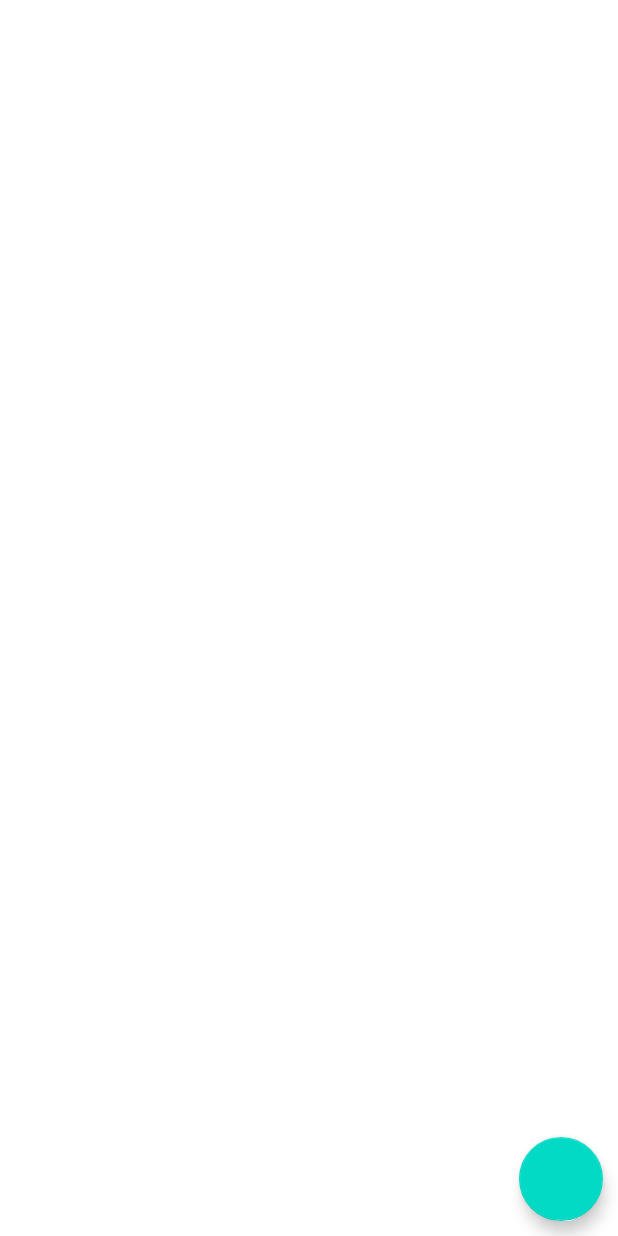
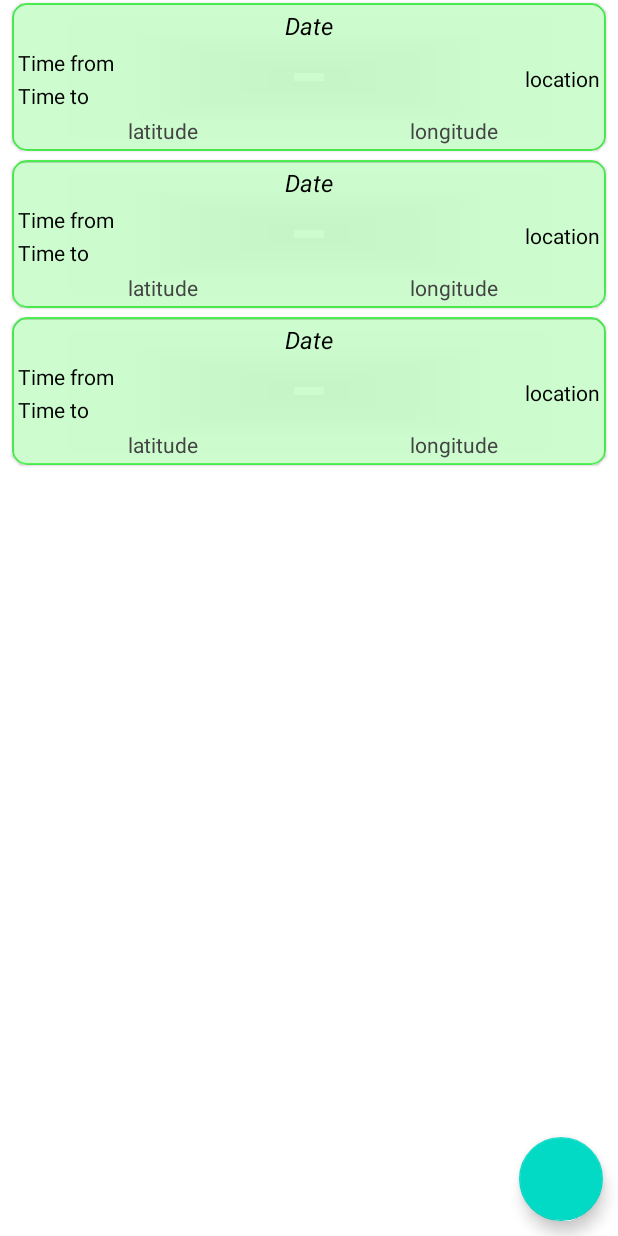
Before and after one commit to fares-atiaw/Track-my-Track, an Android app: the layout fragment_recorded_locations.xml on its own in the app's theme, with its tools: preview values and no code run, on a phone screen of 412 x 824 dp. Run offline under Robolectric (Android 15) with nearby library versions, the phone set to English and light mode, and no system bars.

Commit message:
#Done #Processing #Next #Then
#Done:
- item_location.xml + databinding

#Processing:
- (second half) RecordedLocationsFragment's background code
- function => getting the required attributes to make the geofence
- create a geofence service

#Next:
- BindingAdapter for item_location.xml
- Internet permission
- map key
- json file
- map class
- connect markers

#Then
- TODOs

```diff
--- a/app/src/main/res/layout/fragment_recorded_locations.xml
+++ b/app/src/main/res/layout/fragment_recorded_locations.xml
@@ -15,7 +15,8 @@
             android:id="@+id/rv_locations"
             android:layout_width="match_parent"
             android:layout_height="match_parent"
-            android:text="@string/hello_blank_fragment" />
+            android:text="@string/hello_blank_fragment"
+            tools:listitem="@layout/item_location"/>
 
         <com.google.android.material.floatingactionbutton.FloatingActionButton
             android:id="@+id/fab_map"
--- a/app/src/main/res/layout/item_location.xml
+++ b/app/src/main/res/layout/item_location.xml
@@ -1,7 +1,99 @@
 <?xml version="1.0" encoding="utf-8"?>
-<androidx.constraintlayout.widget.ConstraintLayout
-    xmlns:android="http://schemas.android.com/apk/res/android"
-    android:layout_width="match_parent"
-    android:layout_height="match_parent">
+<layout xmlns:android="http://schemas.android.com/apk/res/android"
+    xmlns:tools="http://schemas.android.com/tools"
+    xmlns:app="http://schemas.android.com/apk/res-auto">
 
-</androidx.constraintlayout.widget.ConstraintLayout>
+    <data>
+
+    </data>
+
+    <com.google.android.material.circularreveal.cardview.CircularRevealCardView
+        android:layout_width="match_parent"
+        android:layout_height="wrap_content"
+        android:elevation="8dp"
+        android:layout_marginHorizontal="8dp"
+        android:layout_marginTop="2dp"
+        android:layout_marginBottom="4dp"
+        app:cardCornerRadius="10dp"
+        app:strokeWidth="1.5dp"
+        app:strokeColor="#9905EF0D"
+        android:backgroundTint="#3305EF0D">
+
+        <LinearLayout
+            android:layout_width="match_parent"
+            android:layout_height="wrap_content"
+            android:orientation="vertical"
+            android:padding="4dp">
+
+            <TextView
+                android:layout_width="match_parent"
+                android:layout_height="wrap_content"
+                tools:text="Date"
+                android:textStyle="italic"
+                android:gravity="center"
+                android:layout_marginBottom="2dp"
+                android:textSize="16sp" />
+
+            <LinearLayout
+                android:layout_width="match_parent"
+                android:layout_height="wrap_content"
+                android:orientation="horizontal"
+                android:weightSum="2"
+                android:layout_marginVertical="2dp">
+
+                <LinearLayout
+                    android:layout_width="match_parent"
+                    android:layout_height="wrap_content"
+                    android:layout_weight="1"
+                    android:orientation="vertical">
+
+                    <TextView
+                        android:layout_width="match_parent"
+                        android:layout_height="wrap_content"
+                        tools:text="Time from"
+                        android:layout_marginBottom="1dp" />
+
+                    <TextView
+                        android:layout_width="match_parent"
+                        android:layout_height="wrap_content"
+                        tools:text="Time to"
+                        android:layout_marginTop="1dp" />
+                </LinearLayout>
+
+                <TextView
+                    android:layout_width="match_parent"
+                    android:layout_height="match_parent"
+                    tools:text="location"
+                    android:gravity="end|center"
+                    android:layout_weight="1"
+                    android:layout_marginStart="1dp" />
+            </LinearLayout>
+
+            <LinearLayout
+                android:layout_width="match_parent"
+                android:layout_height="wrap_content"
+                android:orientation="horizontal"
+                android:layout_marginTop="2dp"
+                android:weightSum="2">
+
+                <TextView
+                    android:layout_width="match_parent"
+                    android:layout_height="wrap_content"
+                    tools:text="latitude"
+                    android:layout_weight="1"
+                    android:textColor="#444"
+                    android:gravity="center" />
+
+                <TextView
+                    android:layout_width="match_parent"
+                    android:layout_height="wrap_content"
+                    tools:text="longitude"
+                    android:layout_weight="1"
+                    android:textColor="#444"
+                    android:gravity="center" />
+            </LinearLayout>
+
+        </LinearLayout>
+
+    </com.google.android.material.circularreveal.cardview.CircularRevealCardView>
+</layout>
--- a/app/src/main/res/values/themes.xml
+++ b/app/src/main/res/values/themes.xml
@@ -12,6 +12,7 @@
         <item name="colorOnSecondary">@color/black</item>
         <!-- Status bar color. -->
         <item name="android:statusBarColor">?attr/colorPrimaryVariant</item>
+        <item name="android:textColor">@color/black</item>
         <!-- Customize your theme here. -->
     </style>
 </resources>
```
